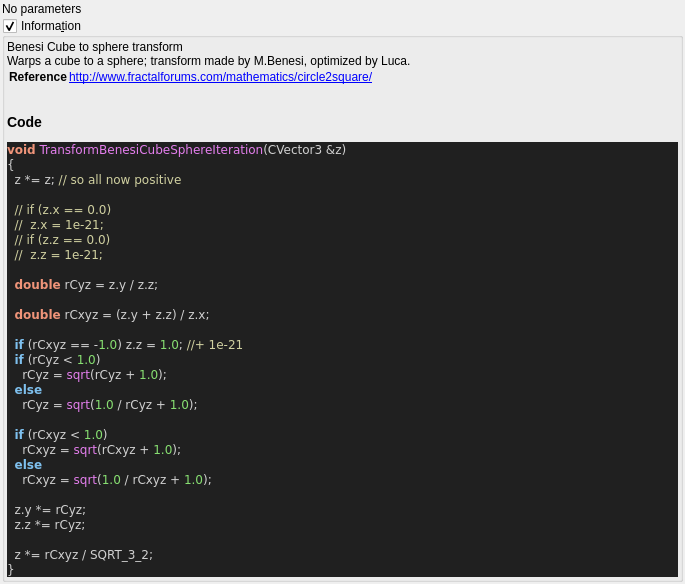
Above: mandelbulber2/qt_data/fractal_transf_benesi_cube_sphere.ui from buddhi1980/mandelbulber2 before the change. Below: the same form after it.
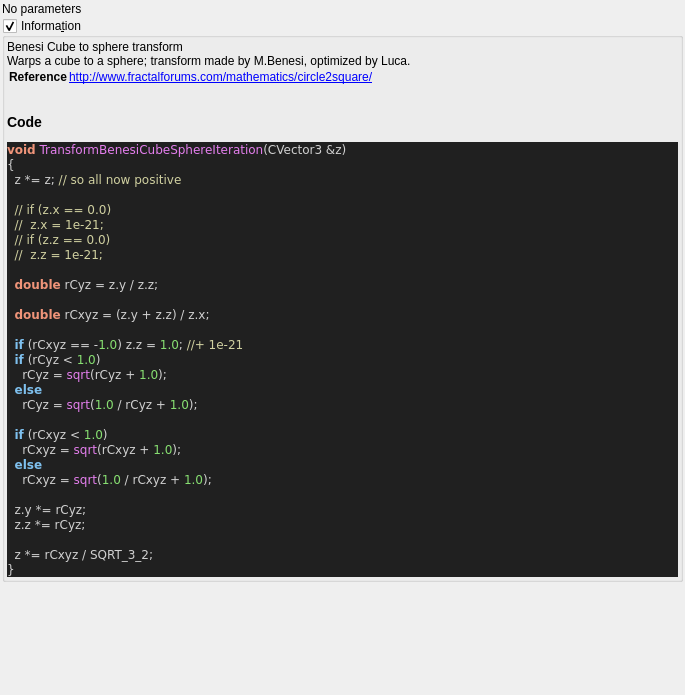
That is the form after the change. Custom widgets are drawn as their Qt base class.

The edit to the form file:
```diff
--- a/mandelbulber2/qt_data/fractal_transf_benesi_cube_sphere.ui
+++ b/mandelbulber2/qt_data/fractal_transf_benesi_cube_sphere.ui
@@ -7,7 +7,7 @@
     <x>0</x>
     <y>0</y>
     <width>685</width>
-    <height>550</height>
+    <height>695</height>
    </rect>
   </property>
   <property name="windowTitle">
```
Left out of the diff: 5 changed lines with no effect on the pictures.
